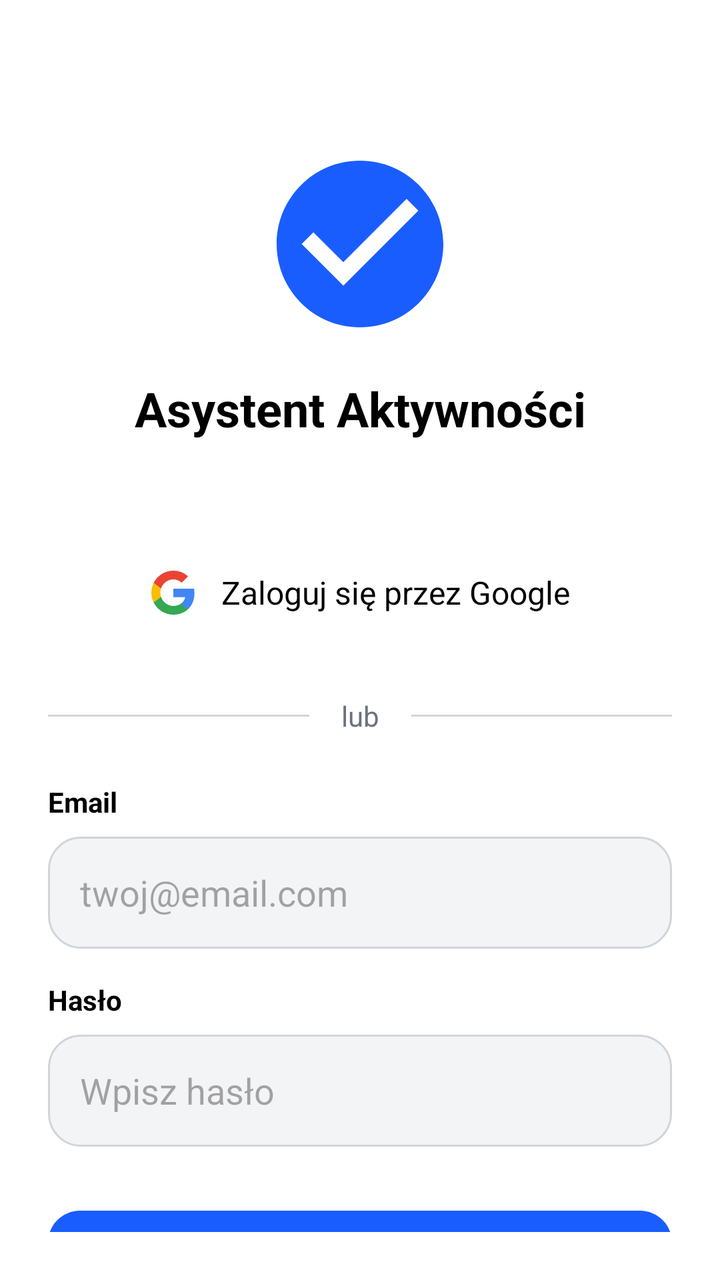
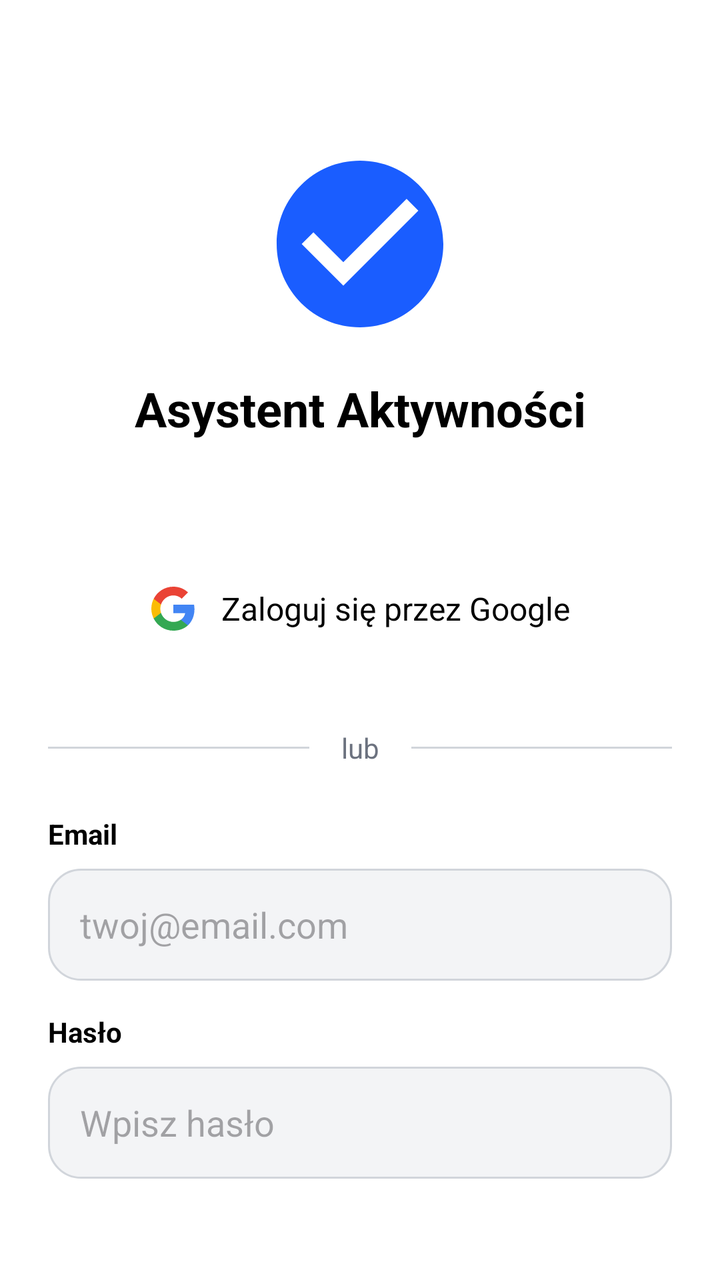

An Android layout rendered at two revisions. The XML below is the earlier revision; the diff shows what the commit changed to produce the second picture.
<!-- AndroidManifest.xml: application theme Theme.Fitnessapp -->
<!-- res/layout/activity_login.xml -->
<?xml version="1.0" encoding="utf-8"?>
<androidx.constraintlayout.widget.ConstraintLayout xmlns:android="http://schemas.android.com/apk/res/android"
    xmlns:app="http://schemas.android.com/apk/res-auto"
    android:layout_width="match_parent"
    android:layout_height="match_parent"
    android:background="@color/white"
    android:padding="24dp">

    <ImageView
        android:id="@+id/login_logo"
        android:layout_width="100dp"
        android:layout_height="100dp"
        android:layout_marginTop="48dp"
        android:src="@drawable/ic_assistant_logo"
        app:layout_constraintEnd_toEndOf="parent"
        app:layout_constraintStart_toStartOf="parent"
        app:layout_constraintTop_toTopOf="parent" />

    <TextView
        android:id="@+id/login_title"
        android:layout_width="wrap_content"
        android:layout_height="wrap_content"
        android:layout_marginTop="16dp"
        android:text="@string/assistant_title"
        android:textColor="@color/black"
        android:textSize="24sp"
        android:textStyle="bold"
        app:layout_constraintEnd_toEndOf="parent"
        app:layout_constraintStart_toStartOf="parent"
        app:layout_constraintTop_toBottomOf="@id/login_logo" />

    <LinearLayout
        android:id="@+id/btn_google"
        android:layout_width="match_parent"
        android:layout_height="56dp"
        android:layout_marginTop="48dp"
        android:background="@drawable/bg_input_field"
        android:backgroundTint="@color/white"
        android:gravity="center"
        android:orientation="horizontal"
        app:layout_constraintTop_toBottomOf="@id/login_title">

        <ImageView
            android:layout_width="24dp"
            android:layout_height="24dp"
            android:src="@drawable/ic_google" />

        <TextView
            android:layout_width="wrap_content"
            android:layout_height="wrap_content"
            android:layout_marginStart="12dp"
            android:text="@string/login_google"
            android:textColor="@color/black"
            android:textSize="16sp" />
    </LinearLayout>

    <TextView
        android:id="@+id/tv_or"
        android:layout_width="wrap_content"
        android:layout_height="wrap_content"
        android:layout_marginTop="24dp"
        android:text="@string/or"
        android:textColor="@color/gray_text"
        app:layout_constraintEnd_toEndOf="parent"
        app:layout_constraintStart_toStartOf="parent"
        app:layout_constraintTop_toBottomOf="@id/btn_google" />

    <View
        android:layout_width="0dp"
        android:layout_height="1dp"
        android:layout_marginEnd="16dp"
        android:background="@color/gray_dot"
        app:layout_constraintBottom_toBottomOf="@id/tv_or"
        app:layout_constraintEnd_toStartOf="@id/tv_or"
        app:layout_constraintStart_toStartOf="parent"
        app:layout_constraintTop_toTopOf="@id/tv_or" />

    <View
        android:layout_width="0dp"
        android:layout_height="1dp"
        android:layout_marginStart="16dp"
        android:background="@color/gray_dot"
        app:layout_constraintBottom_toBottomOf="@id/tv_or"
        app:layout_constraintEnd_toEndOf="parent"
        app:layout_constraintStart_toEndOf="@id/tv_or"
        app:layout_constraintTop_toTopOf="@id/tv_or" />

    <TextView
        android:id="@+id/label_email"
        android:layout_width="wrap_content"
        android:layout_height="wrap_content"
        android:layout_marginTop="24dp"
        android:text="@string/email"
        android:textColor="@color/black"
        android:textStyle="bold"
        app:layout_constraintStart_toStartOf="parent"
        app:layout_constraintTop_toBottomOf="@id/tv_or" />

    <EditText
        android:id="@+id/et_email"
        android:layout_width="match_parent"
        android:layout_height="56dp"
        android:layout_marginTop="8dp"
        android:background="@drawable/bg_input_field"
        android:hint="@string/email_hint"
        android:inputType="textEmailAddress"
        android:paddingHorizontal="16dp"
        app:layout_constraintTop_toBottomOf="@id/label_email" />

    <TextView
        android:id="@+id/label_password"
        android:layout_width="wrap_content"
        android:layout_height="wrap_content"
        android:layout_marginTop="16dp"
        android:text="@string/password"
        android:textColor="@color/black"
        android:textStyle="bold"
        app:layout_constraintStart_toStartOf="parent"
        app:layout_constraintTop_toBottomOf="@id/et_email" />

    <EditText
        android:id="@+id/et_password"
        android:layout_width="match_parent"
        android:layout_height="56dp"
        android:layout_marginTop="8dp"
        android:background="@drawable/bg_input_field"
        android:hint="@string/password_hint"
        android:inputType="textPassword"
        android:paddingHorizontal="16dp"
        app:layout_constraintTop_toBottomOf="@id/label_password" />

    <Button
        android:id="@+id/btn_login"
        android:layout_width="match_parent"
        android:layout_height="64dp"
        android:layout_marginTop="32dp"
        android:background="@drawable/bg_button_primary"
        android:text="@string/login_btn"
        android:textAllCaps="false"
        android:textColor="@color/white"
        android:textSize="18sp"
        app:backgroundTint="@null"
        app:layout_constraintTop_toBottomOf="@id/et_password" />

    <Button
        android:id="@+id/btn_register"
        android:layout_width="match_parent"
        android:layout_height="64dp"
        android:layout_marginTop="12dp"
        android:background="@drawable/bg_input_field"
        android:backgroundTint="@color/light_gray_bg"
        android:text="@string/register_btn"
        android:textAllCaps="false"
        android:textColor="@color/black"
        android:textSize="18sp"
        app:backgroundTint="@null"
        app:layout_constraintTop_toBottomOf="@id/btn_login" />

</androidx.constraintlayout.widget.ConstraintLayout>
<!-- resources referenced by this layout -->
<resources>
  <color name="black">#FF000000</color>
  <color name="gray_dot">#D1D5DB</color>
  <color name="gray_text">#6C727F</color>
  <color name="light_gray_bg">#F3F4F6</color>
  <color name="white">#FFFFFFFF</color>
  <!-- drawable bg_button_primary (drawable) -->
  <shape xmlns:android="http://schemas.android.com/apk/res/android"
      android:shape="rectangle">
      <solid android:color="@color/blue_primary" />
      <corners android:radius="16dp" />
  </shape>
  <!-- drawable bg_input_field (drawable) -->
  <shape xmlns:android="http://schemas.android.com/apk/res/android"
      android:shape="rectangle">
      <solid android:color="@color/light_gray_bg" />
      <stroke android:width="1dp" android:color="@color/gray_dot" />
      <corners android:radius="16dp" />
  </shape>
  <!-- drawable ic_assistant_logo (drawable) -->
  <vector xmlns:android="http://schemas.android.com/apk/res/android"
      android:width="100dp"
      android:height="100dp"
      android:viewportWidth="24"
      android:viewportHeight="24">
      <path
          android:fillColor="#1A5DFF"
          android:pathData="M12,2C6.48,2 2,6.48 2,12s4.48,10 10,10 10,-4.48 10,-10S17.52,2 12,2zm-2,15l-5,-5 1.41,-1.41L10,14.17l7.59,-7.59L19,8l-9,9z" />
  </vector>
  <!-- drawable ic_google (drawable) -->
  <vector xmlns:android="http://schemas.android.com/apk/res/android"
      android:width="24dp"
      android:height="24dp"
      android:viewportWidth="24"
      android:viewportHeight="24">
      <path
          android:fillColor="#4285F4"
          android:pathData="M22.56,12.25c0,-0.78 -0.07,-1.53 -0.2,-2.25H12v4.26h5.92c-0.26,1.37 -1.04,2.53 -2.21,3.31v2.77h3.57c2.08,-1.92 3.28,-4.74 3.28,-8.09z" />
      <path
          android:fillColor="#34A853"
          android:pathData="M12,23c2.97,0 5.46,-0.98 7.28,-2.66l-3.57,-2.77c-0.99,0.66 -2.26,1.06 -3.71,1.06 -2.86,0 -5.29,-1.93 -6.16,-4.53H2.18v2.84C3.99,20.53 7.7,23 12,23z" />
      <path
          android:fillColor="#FBBC05"
          android:pathData="M5.84,14.09c-0.22,-0.66 -0.35,-1.36 -0.35,-2.09s0.13,-1.43 0.35,-2.09V7.07H2.18C1.43,8.55 1,10.22 1,12s0.43,3.45 1.18,4.93l3.66,-2.84z" />
      <path
          android:fillColor="#EA4335"
          android:pathData="M12,5.38c1.62,0 3.06,0.56 4.21,1.66l3.15,-3.15C17.45,2.09 14.97,1 12,1 7.7,1 3.99,3.47 2.18,7.07l3.66,2.84c0.87,-2.6 3.3,-4.53 6.16,-4.53z" />
  </vector>
  <string name="assistant_title">Asystent Aktywności</string>
  <string name="email">Email</string>
  <string name="email_hint">twoj@email.com</string>
  <string name="login_btn">Zaloguj się</string>
  <string name="login_google">Zaloguj się przez Google</string>
  <string name="or">lub</string>
  <string name="password">Hasło</string>
  <string name="password_hint">Wpisz hasło</string>
  <string name="register_btn">Zarejestruj się</string>
  <style name="Theme.Fitnessapp" parent="Base.Theme.Fitnessapp" />
  <color name="blue_primary">#1A5DFF</color>
  <style name="Base.Theme.Fitnessapp" parent="Theme.Material3.DayNight.NoActionBar">
          
          
      </style>
</resources>

<!-- the commit's change to res/layout/activity_login.xml (unified diff, before → after) -->
@@ -32,7 +32,7 @@
     <LinearLayout
         android:id="@+id/btn_google"
         android:layout_width="match_parent"
-        android:layout_height="56dp"
+        android:layout_height="72dp"
         android:layout_marginTop="48dp"
         android:background="@drawable/bg_input_field"
         android:backgroundTint="@color/white"
@@ -132,27 +132,27 @@
     <Button
         android:id="@+id/btn_login"
         android:layout_width="match_parent"
-        android:layout_height="64dp"
+        android:layout_height="80dp"
         android:layout_marginTop="32dp"
         android:background="@drawable/bg_button_primary"
         android:text="@string/login_btn"
         android:textAllCaps="false"
         android:textColor="@color/white"
-        android:textSize="18sp"
+        android:textSize="22sp"
         app:backgroundTint="@null"
         app:layout_constraintTop_toBottomOf="@id/et_password" />
 
     <Button
         android:id="@+id/btn_register"
         android:layout_width="match_parent"
-        android:layout_height="64dp"
+        android:layout_height="80dp"
         android:layout_marginTop="12dp"
         android:background="@drawable/bg_input_field"
         android:backgroundTint="@color/light_gray_bg"
         android:text="@string/register_btn"
         android:textAllCaps="false"
         android:textColor="@color/black"
-        android:textSize="18sp"
+        android:textSize="22sp"
         app:backgroundTint="@null"
         app:layout_constraintTop_toBottomOf="@id/btn_login" />
 
